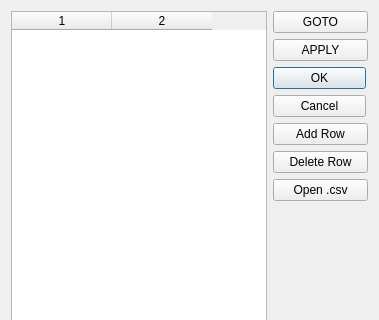
The window that searchtag.ui (mohammadjavad78/AP_FinalProject) describes before a commit, drawn with Qt 5; both pictures show x 0 to 379 and y 0 to 320 of the 379 by 663 pixel window.
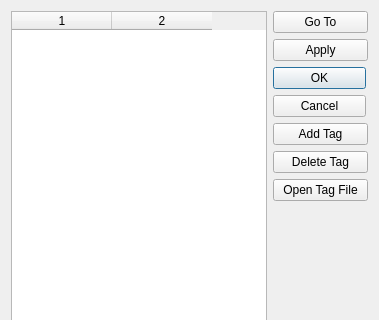
The same window after the commit. Icons and pictures are not drawn.

Commit message: Final edit on the tags handling code, added support for Persian in Tags Panel, completed farsi and english functions, edited the text of some items in the gui-intro.ui and searchtag.ui files.

```diff
--- a/searchtag.ui
+++ b/searchtag.ui
@@ -111,14 +111,14 @@
      <item>
       <widget class="QPushButton" name="Save">
        <property name="text">
-        <string>GOTO</string>
+        <string>Go To</string>
        </property>
       </widget>
      </item>
      <item>
       <widget class="QPushButton" name="apply">
        <property name="text">
-        <string>APPLY</string>
+        <string>Apply</string>
        </property>
       </widget>
      </item>
@@ -159,21 +159,21 @@
      <item>
       <widget class="QPushButton" name="AddRow">
        <property name="text">
-        <string>Add Row</string>
+        <string>Add Tag</string>
        </property>
       </widget>
      </item>
      <item>
       <widget class="QPushButton" name="DeleteRow">
        <property name="text">
-        <string>Delete Row</string>
+        <string>Delete Tag</string>
        </property>
       </widget>
      </item>
      <item>
       <widget class="QPushButton" name="pushButton">
        <property name="text">
-        <string>Open .csv</string>
+        <string>Open Tag File</string>
        </property>
       </widget>
      </item>
```
Left out of the diff: 2 changed lines with no effect on the pictures. The commit also changes 2 other files.
